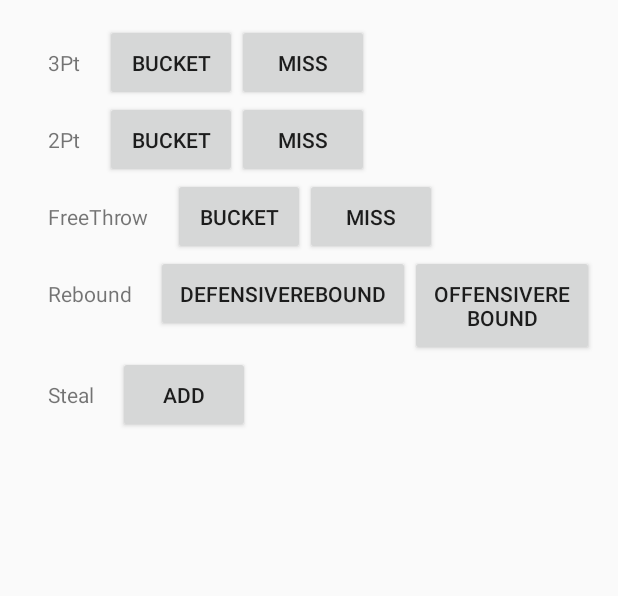
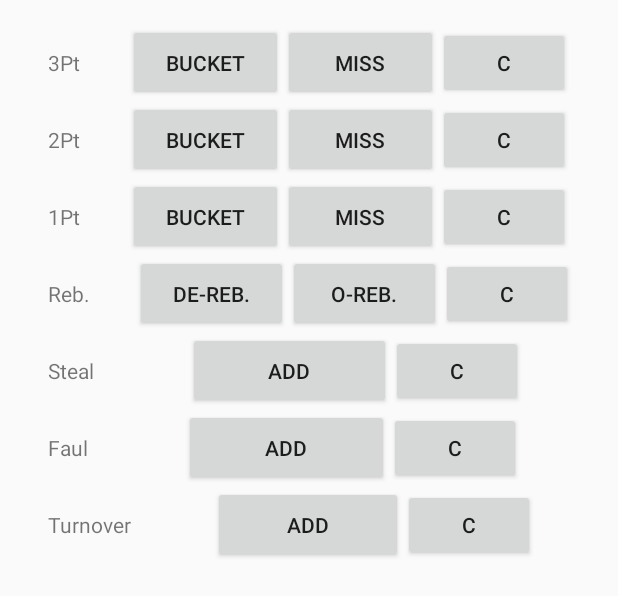
Before and after one commit to idiotleon/BBallerScoreBoard, an Android app: the layout activity_main.xml on its own in the app's theme, with its tools: preview values and no code run, on a phone screen of 412 x 824 dp. Shown: the top 596 px of the screen. Run offline under Robolectric (Android 15) with nearby library versions, the phone set to English and light mode, and no system bars.

Commit message:
The very simple layout has been added
7 items will be kept account of, with correction button erasing the last
item mistakenly kept account of.

```diff
--- a/app/src/main/AndroidManifest.xml
+++ b/app/src/main/AndroidManifest.xml
@@ -8,7 +8,10 @@
         android:label="@string/app_name"
         android:supportsRtl="true"
         android:theme="@style/AppTheme">
-        <activity android:name=".MainActivity">
+        <activity
+            android:name=".MainActivity"
+            android:configChanges="orientation"
+            android:screenOrientation="landscape">
             <intent-filter>
                 <action android:name="android.intent.action.MAIN" />
 
--- a/app/src/main/res/layout/activity_main.xml
+++ b/app/src/main/res/layout/activity_main.xml
@@ -3,12 +3,12 @@
     xmlns:tools="http://schemas.android.com/tools"
     android:layout_width="match_parent"
     android:layout_height="match_parent"
+    android:orientation="vertical"
     android:paddingBottom="@dimen/activity_vertical_margin"
     android:paddingLeft="@dimen/activity_horizontal_margin"
     android:paddingRight="@dimen/activity_horizontal_margin"
     android:paddingTop="@dimen/activity_vertical_margin"
-    tools:context="com.leontheprofessional.bballscoreboard.MainActivity"
-    android:orientation="vertical">
+    tools:context="com.leontheprofessional.bballscoreboard.MainActivity">
 
     <LinearLayout
         android:layout_width="match_parent"
@@ -18,25 +18,34 @@
         <TextView
             android:layout_width="wrap_content"
             android:layout_height="wrap_content"
+            android:layout_weight="1"
             android:padding="@dimen/activity_horizontal_margin"
-            android:text="@string/pt_3"/>
+            android:text="@string/pt_3" />
 
         <Button
             android:layout_width="wrap_content"
             android:layout_height="wrap_content"
+            android:layout_weight="1"
             android:padding="@dimen/activity_horizontal_margin"
-            android:text="@string/bucket"/>
+            android:text="@string/bucket" />
 
         <Button
             android:layout_width="wrap_content"
             android:layout_height="wrap_content"
+            android:layout_weight="1"
             android:padding="@dimen/activity_horizontal_margin"
-            android:text="@string/miss_bucket"/>
+            android:text="@string/miss_bucket" />
+
+        <Button
+            android:layout_width="wrap_content"
+            android:layout_height="wrap_content"
+            android:text="@string/correction"/>
 
         <TextView
             android:id="@+id/pt_3_score_board"
             android:layout_width="wrap_content"
-            android:layout_height="wrap_content"/>
+            android:layout_height="wrap_content"
+            android:layout_weight="1" />
     </LinearLayout>
 
     <LinearLayout
@@ -47,25 +56,34 @@
         <TextView
             android:layout_width="wrap_content"
             android:layout_height="wrap_content"
+            android:layout_weight="1"
             android:padding="@dimen/activity_horizontal_margin"
-            android:text="@string/pt_2"/>
+            android:text="@string/pt_2" />
 
         <Button
             android:layout_width="wrap_content"
             android:layout_height="wrap_content"
+            android:layout_weight="1"
             android:padding="@dimen/activity_horizontal_margin"
-            android:text="@string/bucket"/>
+            android:text="@string/bucket" />
 
         <Button
             android:layout_width="wrap_content"
             android:layout_height="wrap_content"
+            android:layout_weight="1"
             android:padding="@dimen/activity_horizontal_margin"
-            android:text="@string/miss_bucket"/>
+            android:text="@string/miss_bucket" />
+
+        <Button
+            android:layout_width="wrap_content"
+            android:layout_height="wrap_content"
+            android:text="@string/correction"/>
 
         <TextView
             android:id="@+id/pt_2_score_board"
             android:layout_width="wrap_content"
-            android:layout_height="wrap_content"/>
+            android:layout_height="wrap_content"
+            android:layout_weight="1" />
     </LinearLayout>
 
     <LinearLayout
@@ -76,25 +94,34 @@
         <TextView
             android:layout_width="wrap_content"
             android:layout_height="wrap_content"
+            android:layout_weight="1"
             android:padding="@dimen/activity_horizontal_margin"
-            android:text="@string/pt_1"/>
+            android:text="@string/pt_1" />
 
         <Button
             android:layout_width="wrap_content"
             android:layout_height="wrap_content"
+            android:layout_weight="1"
             android:padding="@dimen/activity_horizontal_margin"
-            android:text="@string/bucket"/>
+            android:text="@string/bucket" />
 
         <Button
             android:layout_width="wrap_content"
             android:layout_height="wrap_content"
+            android:layout_weight="1"
             android:padding="@dimen/activity_horizontal_margin"
-            android:text="@string/miss_bucket"/>
+            android:text="@string/miss_bucket" />
+
+        <Button
+            android:layout_width="wrap_content"
+            android:layout_height="wrap_content"
+            android:text="@string/correction"/>
 
         <TextView
             android:id="@+id/pt_1_score_board"
             android:layout_width="wrap_content"
-            android:layout_height="wrap_content"/>
+            android:layout_height="wrap_content"
+            android:layout_weight="1" />
     </LinearLayout>
 
     <LinearLayout
@@ -105,25 +132,34 @@
         <TextView
             android:layout_width="wrap_content"
             android:layout_height="wrap_content"
+            android:layout_weight="1"
             android:padding="@dimen/activity_horizontal_margin"
-            android:text="@string/rebound"/>
+            android:text="@string/rebound" />
 
         <Button
             android:layout_width="wrap_content"
             android:layout_height="wrap_content"
+            android:layout_weight="1"
             android:padding="@dimen/activity_horizontal_margin"
-            android:text="@string/defensive_rebound"/>
+            android:text="@string/defensive_rebound" />
 
         <Button
             android:layout_width="wrap_content"
             android:layout_height="wrap_content"
+            android:layout_weight="1"
             android:padding="@dimen/activity_horizontal_margin"
-            android:text="@string/offensive_rebound"/>
+            android:text="@string/offensive_rebound" />
+
+        <Button
+            android:layout_width="wrap_content"
+            android:layout_height="wrap_content"
+            android:text="@string/correction"/>
 
         <TextView
             android:id="@+id/rebound_score_board"
             android:layout_width="wrap_content"
-            android:layout_height="wrap_content"/>
+            android:layout_height="wrap_content"
+            android:layout_weight="1" />
     </LinearLayout>
 
     <LinearLayout
@@ -134,19 +170,87 @@
         <TextView
             android:layout_width="wrap_content"
             android:layout_height="wrap_content"
+            android:layout_weight="1"
             android:padding="@dimen/activity_horizontal_margin"
-            android:text="@string/steal"/>
+            android:text="@string/steal" />
 
         <Button
             android:layout_width="wrap_content"
             android:layout_height="wrap_content"
+            android:layout_weight="1"
             android:padding="@dimen/activity_horizontal_margin"
-            android:text="@string/add"/>
+            android:text="@string/add" />
+
+        <Button
+            android:layout_width="wrap_content"
+            android:layout_height="wrap_content"
+            android:text="@string/correction"/>
 
         <TextView
             android:id="@+id/steal_score_board"
             android:layout_width="wrap_content"
-            android:layout_height="wrap_content"/>
+            android:layout_height="wrap_content"
+            android:layout_weight="1" />
+    </LinearLayout>
+
+    <LinearLayout
+        android:layout_width="match_parent"
+        android:layout_height="wrap_content"
+        android:orientation="horizontal">
+
+        <TextView
+            android:layout_width="wrap_content"
+            android:layout_height="wrap_content"
+            android:layout_weight="1"
+            android:padding="@dimen/activity_horizontal_margin"
+            android:text="@string/faul" />
+
+        <Button
+            android:layout_width="wrap_content"
+            android:layout_height="wrap_content"
+            android:layout_weight="1"
+            android:padding="@dimen/activity_horizontal_margin"
+            android:text="@string/add" />
+        <Button
+            android:layout_width="wrap_content"
+            android:layout_height="wrap_content"
+            android:text="@string/correction"/>
+
+        <TextView
+            android:id="@+id/faul_score_board"
+            android:layout_width="wrap_content"
+            android:layout_height="wrap_content"
+            android:layout_weight="1" />
+    </LinearLayout>
+
+    <LinearLayout
+        android:layout_width="match_parent"
+        android:layout_height="wrap_content"
+        android:orientation="horizontal">
+
+        <TextView
+            android:layout_width="wrap_content"
+            android:layout_height="wrap_content"
+            android:layout_weight="1"
+            android:padding="@dimen/activity_horizontal_margin"
+            android:text="@string/turnover" />
+
+        <Button
+            android:layout_width="wrap_content"
+            android:layout_height="wrap_content"
+            android:layout_weight="1"
+            android:padding="@dimen/activity_horizontal_margin"
+            android:text="@string/add" />
+        <Button
+            android:layout_width="wrap_content"
+            android:layout_height="wrap_content"
+            android:text="@string/correction"/>
+
+        <TextView
+            android:id="@+id/turnover_score_board"
+            android:layout_width="wrap_content"
+            android:layout_height="wrap_content"
+            android:layout_weight="1" />
     </LinearLayout>
 
 </LinearLayout>
--- a/app/src/main/res/values/strings.xml
+++ b/app/src/main/res/values/strings.xml
@@ -2,14 +2,17 @@
     <string name="app_name">BBallScoreBoard</string>
     <string name="pt_3">3Pt</string>
     <string name="pt_2">2Pt</string>
-    <string name="pt_1">FreeThrow</string>
+    <string name="pt_1">1Pt</string>
     <string name="bucket">Bucket</string>
     <string name="miss_bucket">Miss</string>
 
-    <string name="rebound">Rebound</string>
-    <string name="offensive_rebound">OffensiveRebound</string>
-    <string name="defensive_rebound">DefensiveRebound</string>
+    <string name="rebound">Reb.</string>
+    <string name="offensive_rebound">O-Reb.</string>
+    <string name="defensive_rebound">De-Reb.</string>
     <string name="steal">Steal</string>
     <string name="add">Add</string>
+    <string name="faul">Faul</string>
+    <string name="turnover">Turnover</string>
+    <string name="correction">C</string>
 
 </resources>
--- a/app/src/main/res/values/styles.xml
+++ b/app/src/main/res/values/styles.xml
@@ -1,7 +1,7 @@
 <resources>
 
     <!-- Base application theme. -->
-    <style name="AppTheme" parent="Theme.AppCompat.Light.DarkActionBar">
+    <style name="AppTheme" parent="Theme.AppCompat.Light.NoActionBar">
         <!-- Customize your theme here. -->
         <item name="colorPrimary">@color/colorPrimary</item>
         <item name="colorPrimaryDark">@color/colorPrimaryDark</item>
```
Also changed, not shown: 2 other files.
